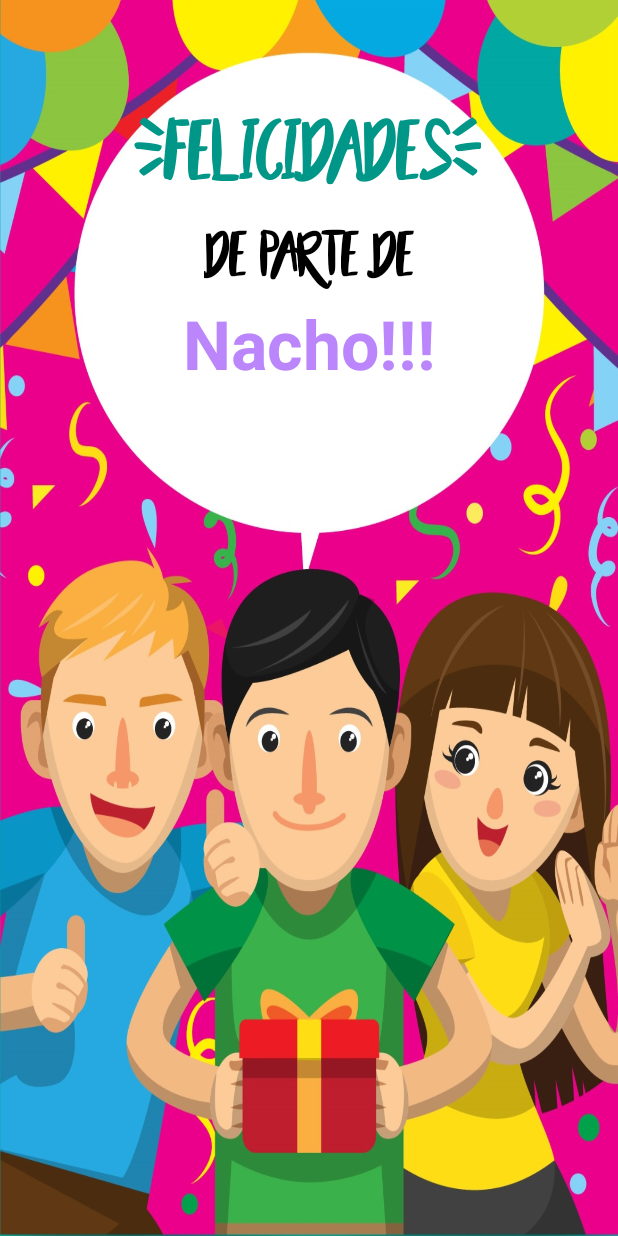
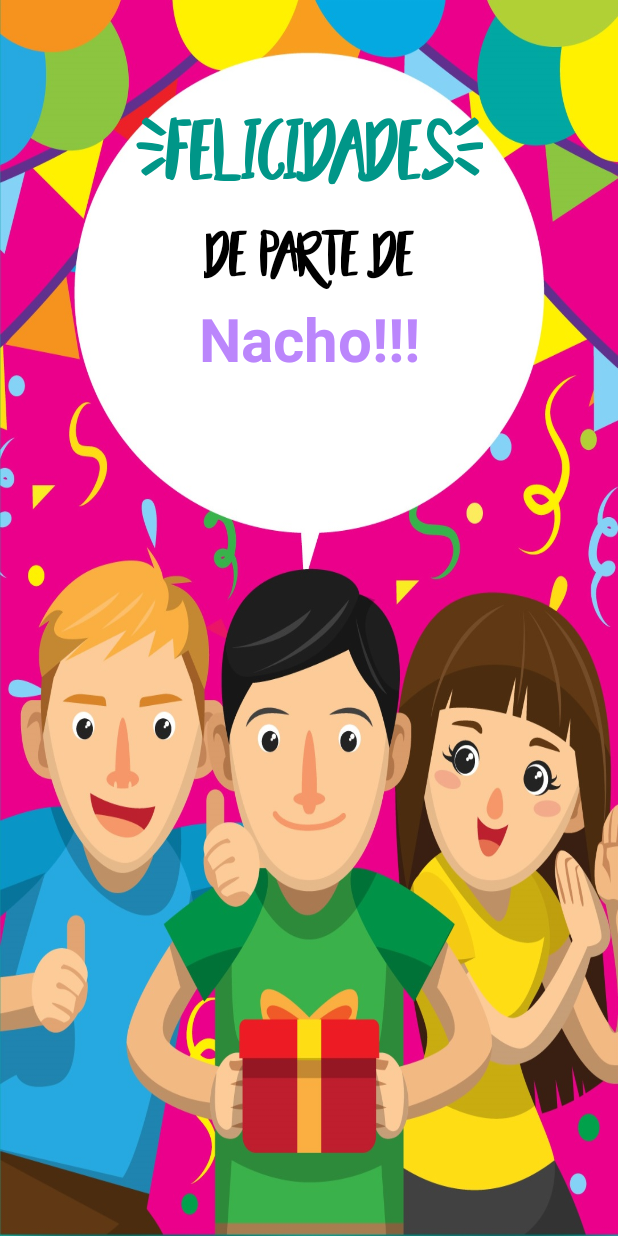
Before and after one commit to fpinedas/Tarjeta_Felicitacion, an Android app: the layout activity_main.xml on its own in the app's theme, with its tools: preview values and no code run, on a phone screen of 412 x 824 dp. Run offline under Robolectric (Android 15) with nearby library versions, the phone set to English and light mode, and no system bars.

Commit message:
Versión final de la aplicación.

```diff
--- a/app/src/main/res/layout/activity_main.xml
+++ b/app/src/main/res/layout/activity_main.xml
@@ -31,7 +31,6 @@
         android:textSize="40sp"
         android:textStyle="bold"
         app:layout_constraintEnd_toEndOf="parent"
-        app:layout_constraintHorizontal_bias="0.496"
         app:layout_constraintLeft_toLeftOf="parent"
         app:layout_constraintStart_toStartOf="parent"
         app:layout_constraintTop_toTopOf="parent" />
@@ -57,7 +56,7 @@
         android:text="@string/nombre"
         android:textAlignment="center"
         android:textColor="@color/purple_200"
-        android:textSize="45sp"
+        android:textSize="40sp"
         android:textStyle="bold"
         app:layout_constraintEnd_toEndOf="parent"
         app:layout_constraintStart_toStartOf="parent"
```
